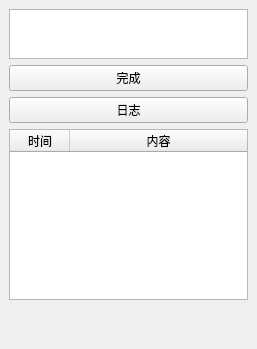
First picture: the form in mainwindow.ui, repository Jossil/littleTips, before the edit.
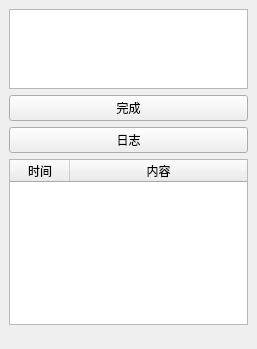
Second picture: the form after the edit.

What changed in the file:
```diff
--- a/mainwindow.ui
+++ b/mainwindow.ui
@@ -14,7 +14,7 @@
    <string>MainWindow</string>
   </property>
   <widget class="QWidget" name="centralwidget">
-   <layout class="QVBoxLayout" name="verticalLayout" stretch="4,2,1,10,0">
+   <layout class="QVBoxLayout" name="verticalLayout" stretch="0,0,0,0,0">
     <item>
      <widget class="QTextEdit" name="textEdit">
       <property name="sizePolicy">
@@ -26,7 +26,7 @@
       <property name="maximumSize">
        <size>
         <width>16777215</width>
-        <height>50</height>
+        <height>80</height>
        </size>
       </property>
       <property name="styleSheet">
```
Left out of the diff: 4 changed lines with no effect on the pictures.
